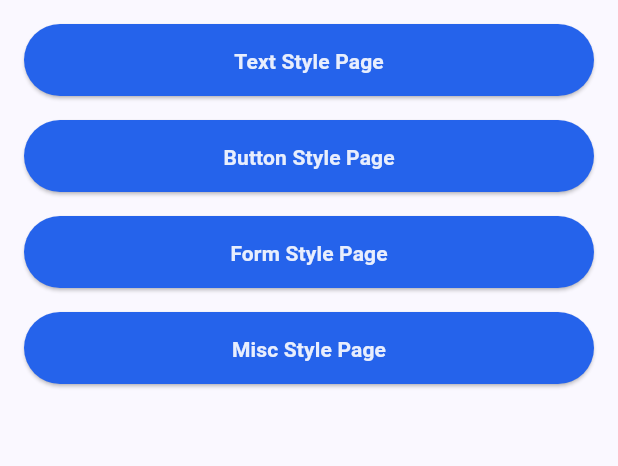
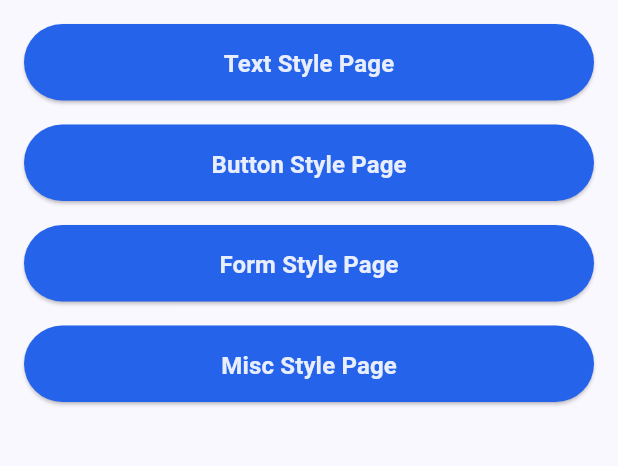
Before and after one commit to ddr137/starter_dev, a Flutter app: the screen it shows after launch, on a phone screen of 412 x 824 dp, the part 84-550 px from its top. Run offline on Flutter 3.47's test engine with Material 3 defaults, Android fonts, the phone set to English and light mode, and no system bars; our stand-ins replace dio, equatable, flutter_riverpod, go_router, google_fonts, hive_flutter and 2 more; missing offline and left inert: dio_smart_retry; accounts and stored records are empty.

Commit message:
update elevated button theme; set font family to Roboto and font size to 16

```diff
--- a/lib/core/theme/components/elevated_button_theme_component.dart
+++ b/lib/core/theme/components/elevated_button_theme_component.dart
@@ -14,6 +14,8 @@ class ElevatedThemeWidget {
         shadowColor: Colors.black,
         textStyle: AppThemeTexts.textTheme.labelLarge?.copyWith(
           fontWeight: FontWeight.w600,
+          fontFamily: AppThemeFonts.getRoboto,
+          fontSize: 16,
         ),
       ),
     ),
@@ -26,6 +28,8 @@ class ElevatedThemeWidget {
         shadowColor: Colors.black,
         textStyle: AppThemeTexts.textTheme.labelLarge?.copyWith(
           fontWeight: FontWeight.w600,
+          fontFamily: AppThemeFonts.getRoboto,
+          fontSize: 16,
         ),
       ),
     ),
```
